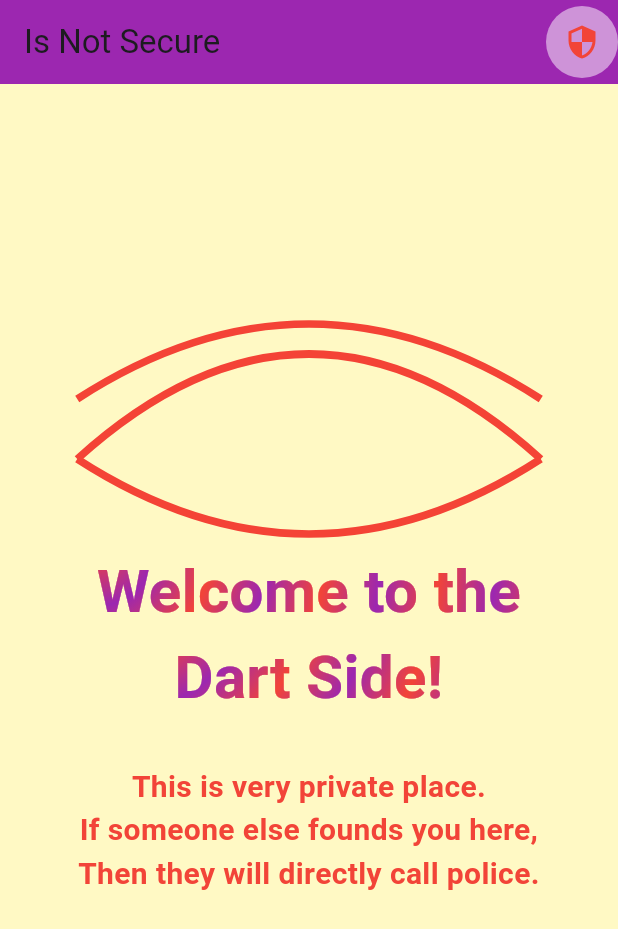
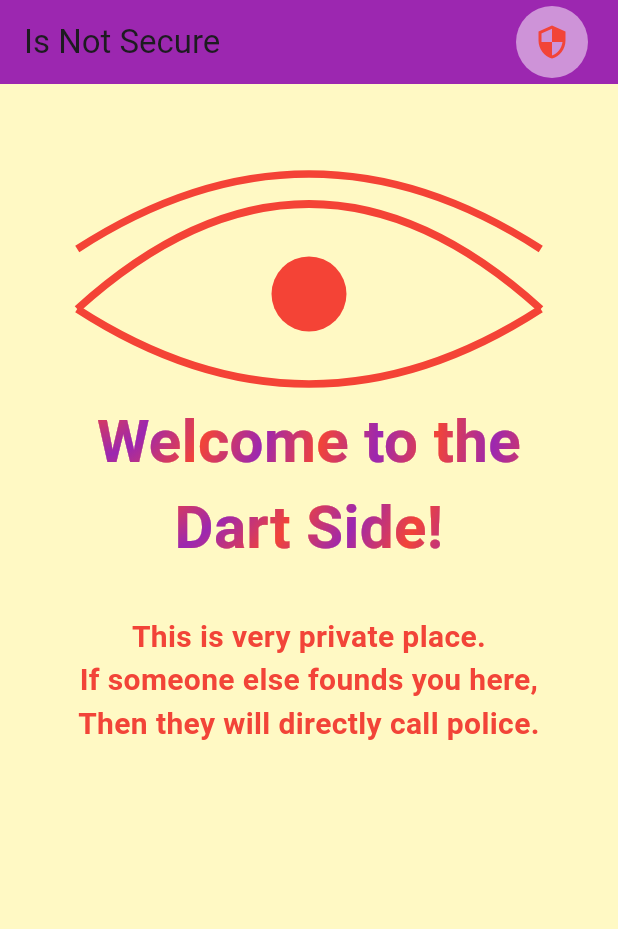
Before and after one commit to AradhyaNepal/W.C.ToDartSide, a Flutter app: the screen it shows after launch, after a tap on the "sports gymnastics" icon, on a phone screen of 412 x 824 dp. Shown: the top 929 px of the screen. Run offline on Flutter 3.47's test engine with Material 2 defaults, Android fonts, the phone set to English and light mode, and no system bars.

Commit message:
Created eye

```diff
--- a/lib/eye_custom_paint.dart
+++ b/lib/eye_custom_paint.dart
@@ -2,12 +2,14 @@ import 'package:flutter/material.dart';
 
 
 class EyeCustomPaint extends CustomPainter {
+  PointerMoveEvent? pointerMoveEvent;
+  EyeCustomPaint(this.pointerMoveEvent);
   static const paddingUp=40;
   @override
   void paint(Canvas canvas, Size size) {
     _paintEyeBrow(canvas, size);
     _paintEye(canvas, size);
-    _paintEyeBalls(canvas,size);//Todo: Paint eye which moves on which point user have tapped
+    _paintEyeBalls(canvas,size);
 
   }
 
@@ -20,6 +22,9 @@ class EyeCustomPaint extends CustomPainter {
     path.moveTo(0, size.height);
     path.quadraticBezierTo(size.width/2, size.height/2, size.width, size.height);
     canvas.drawPath(path, paint);
+
+
+
   }
 
   void _paintEye(Canvas canvas, Size size) {
@@ -42,11 +47,28 @@ class EyeCustomPaint extends CustomPainter {
     var paint = Paint();
     paint.color = Colors.red;
     paint.style=PaintingStyle.fill;
-    canvas.drawOval(, paint);
+    canvas.drawCircle(Offset(getXOffset(size),getYOffset(size) ),size.height*0.125,paint);
+  }
+
+  double getXOffset(Size size){
+    final position=pointerMoveEvent?.position.dx;
+    if(position==null)return size.width*0.5;
+    final leftMax=size.width*0.2;
+    final rightMax=size.width*0.8;
+    if(position<leftMax){
+      return leftMax;
+    }else if(position>rightMax){
+      return rightMax;
+    }
+    return position;
+  }
+
+  double getYOffset(Size size){
+    return size.height+paddingUp-10;
   }
 
   @override
-  bool shouldRepaint(covariant CustomPainter oldDelegate) {
-    return false;
+  bool shouldRepaint(covariant EyeCustomPaint oldDelegate) {
+    return oldDelegate.pointerMoveEvent!=pointerMoveEvent;
   }
 }
--- a/lib/secret_screen.dart
+++ b/lib/secret_screen.dart
@@ -60,10 +60,22 @@ class _SecretScreenState extends State<SecretScreen>
     );
   }
 
+  PointerMoveEvent? pointerMoveEvent;
   @override
   Widget build(BuildContext context) {
     final size = MediaQuery.of(context).size;
-    return SafeArea(
+    return Listener(
+      onPointerMove: (moveDetails){
+        setState(() {
+          pointerMoveEvent=moveDetails;
+        });
+      },
+      onPointerUp: (_){
+        setState(() {
+          pointerMoveEvent=null;
+        });
+      },
+      child: SafeArea(
         child: Scaffold(
           appBar: AppBar(
             backgroundColor: colorTwo,
@@ -72,6 +84,7 @@ class _SecretScreenState extends State<SecretScreen>
             ),
             actions: [
               Container(
+                margin: const EdgeInsets.only(right: 20),
                 decoration: BoxDecoration(
                   color: Colors.white.withOpacity(0.5),
                   shape: BoxShape.circle,
@@ -111,13 +124,13 @@ class _SecretScreenState extends State<SecretScreen>
               child: Column(
                 crossAxisAlignment: CrossAxisAlignment.center,
                 children: [
-                Container(
-                  margin: const EdgeInsets.only(bottom: 100),
-                  child: CustomPaint(
-                    painter: EyeCustomPaint(),
+                  Transform.translate(
+                    offset: const Offset(0,-100),
                     child: SizedBox(
                       height: 200,
                       width: size.width * 0.75,
+                      child: CustomPaint(
+                        painter: EyeCustomPaint(pointerMoveEvent),
                       ),
                     ),
                   ),
@@ -164,6 +177,7 @@ class _SecretScreenState extends State<SecretScreen>
             ),
           ),
         ),
+      ),
     );
   }
 }
```
Lines whose indentation alone changed are shown as unchanged.
